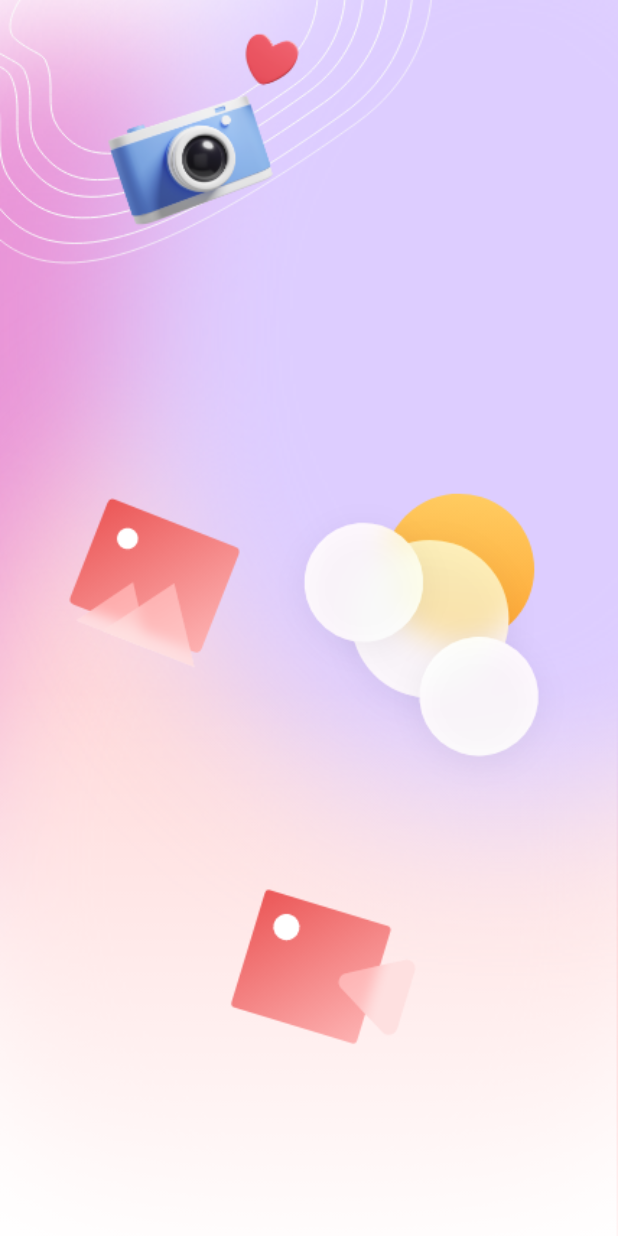
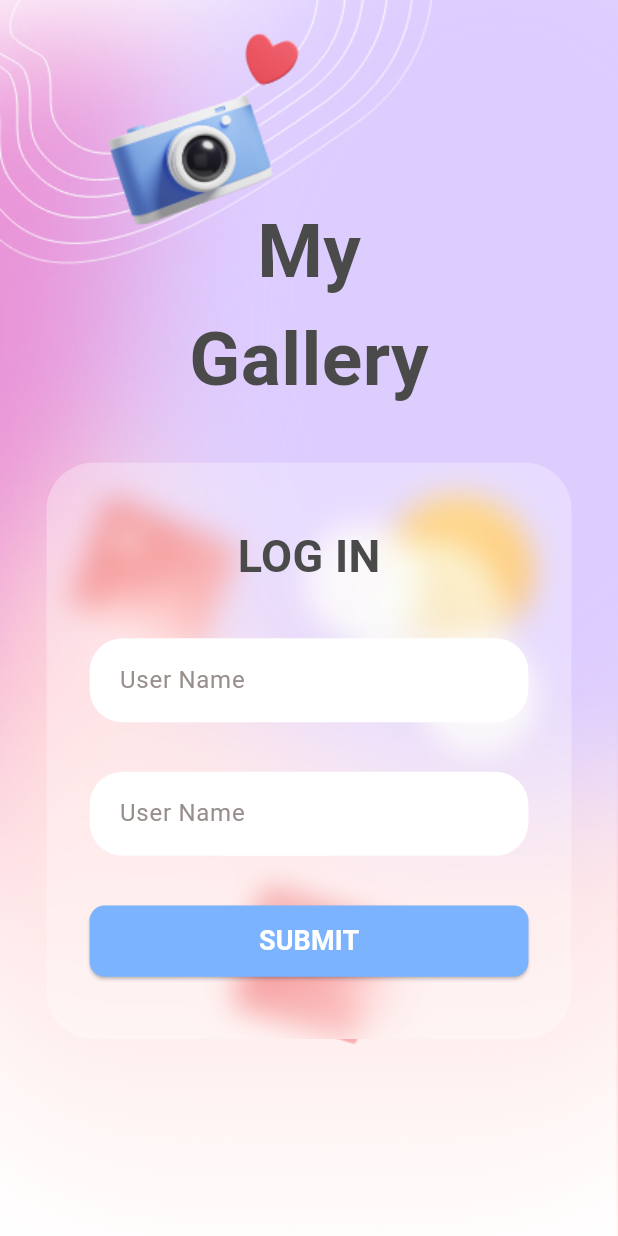
Before and after one commit to MoAce8/gallery, a Flutter app: the LoginScreen screen opened directly, on a phone screen of 412 x 824 dp. Run offline on Flutter 3.47's test engine with Material 3 defaults, Android fonts, the phone set to English and light mode, and no system bars; drawn by our look-alikes of blurrycontainer.

Commit message:
Create login screen

```diff
--- /dev/null
+++ b/lib/helper/colors.dart
@@ -0,0 +1,7 @@
+import 'dart:ui';
+
+class AppColors{
+  static const textGrey = Color(0xff4A4A4A);
+  static const hintGrey = Color(0xff988F8C);
+  static const lightBlue = Color(0xff7BB3FF);
+}
--- /dev/null
+++ b/lib/helper/constants.dart
@@ -0,0 +1,11 @@
+import 'package:flutter/material.dart';
+
+double screenWidth(context) {
+  return MediaQuery.of(context).size.width;
+}
+
+///////////////////////////////////////////////////////////
+
+double screenHeight(context) {
+  return MediaQuery.of(context).size.height;
+}
--- a/lib/main.dart
+++ b/lib/main.dart
@@ -1,4 +1,5 @@
 import 'package:flutter/material.dart';
+import 'package:gallery/presentation/screens/login/login_screen.dart';
 
 void main() {
   runApp(const MyApp());
@@ -11,115 +12,13 @@ class MyApp extends StatelessWidget {
   @override
   Widget build(BuildContext context) {
     return MaterialApp(
-      title: 'Flutter Demo',
+      title: 'Gallery',
+      debugShowCheckedModeBanner: false,
       theme: ThemeData(
-        // This is the theme of your application.
-        //
-        // TRY THIS: Try running your application with "flutter run". You'll see
-        // the application has a blue toolbar. Then, without quitting the app,
-        // try changing the seedColor in the colorScheme below to Colors.green
-        // and then invoke "hot reload" (save your changes or press the "hot
-        // reload" button in a Flutter-supported IDE, or press "r" if you used
-        // the command line to start the app).
-        //
-        // Notice that the counter didn't reset back to zero; the application
-        // state is not lost during the reload. To reset the state, use hot
-        // restart instead.
-        //
-        // This works for code too, not just values: Most code changes can be
-        // tested with just a hot reload.
         colorScheme: ColorScheme.fromSeed(seedColor: Colors.deepPurple),
         useMaterial3: true,
       ),
-      home: const MyHomePage(title: 'Flutter Demo Home Page'),
+      home: const LoginScreen(),
     );
   }
 }
-
-class MyHomePage extends StatefulWidget {
-  const MyHomePage({super.key, required this.title});
-
-  // This widget is the home page of your application. It is stateful, meaning
-  // that it has a State object (defined below) that contains fields that affect
-  // how it looks.
-
-  // This class is the configuration for the state. It holds the values (in this
-  // case the title) provided by the parent (in this case the App widget) and
-  // used by the build method of the State. Fields in a Widget subclass are
-  // always marked "final".
-
-  final String title;
-
-  @override
-  State<MyHomePage> createState() => _MyHomePageState();
-}
-
-class _MyHomePageState extends State<MyHomePage> {
-  int _counter = 0;
-
-  void _incrementCounter() {
-    setState(() {
-      // This call to setState tells the Flutter framework that something has
-      // changed in this State, which causes it to rerun the build method below
-      // so that the display can reflect the updated values. If we changed
-      // _counter without calling setState(), then the build method would not be
-      // called again, and so nothing would appear to happen.
-      _counter++;
-    });
-  }
-
-  @override
-  Widget build(BuildContext context) {
-    // This method is rerun every time setState is called, for instance as done
-    // by the _incrementCounter method above.
-    //
-    // The Flutter framework has been optimized to make rerunning build methods
-    // fast, so that you can just rebuild anything that needs updating rather
-    // than having to individually change instances of widgets.
-    return Scaffold(
-      appBar: AppBar(
-        // TRY THIS: Try changing the color here to a specific color (to
-        // Colors.amber, perhaps?) and trigger a hot reload to see the AppBar
-        // change color while the other colors stay the same.
-        backgroundColor: Theme.of(context).colorScheme.inversePrimary,
-        // Here we take the value from the MyHomePage object that was created by
-        // the App.build method, and use it to set our appbar title.
-        title: Text(widget.title),
-      ),
-      body: Center(
-        // Center is a layout widget. It takes a single child and positions it
-        // in the middle of the parent.
-        child: Column(
-          // Column is also a layout widget. It takes a list of children and
-          // arranges them vertically. By default, it sizes itself to fit its
-          // children horizontally, and tries to be as tall as its parent.
-          //
-          // Column has various properties to control how it sizes itself and
-          // how it positions its children. Here we use mainAxisAlignment to
-          // center the children vertically; the main axis here is the vertical
-          // axis because Columns are vertical (the cross axis would be
-          // horizontal).
-          //
-          // TRY THIS: Invoke "debug painting" (choose the "Toggle Debug Paint"
-          // action in the IDE, or press "p" in the console), to see the
-          // wireframe for each widget.
-          mainAxisAlignment: MainAxisAlignment.center,
-          children: <Widget>[
-            const Text(
-              'You have pushed the button this many times:',
-            ),
-            Text(
-              '$_counter',
-              style: Theme.of(context).textTheme.headlineMedium,
-            ),
-          ],
-        ),
-      ),
-      floatingActionButton: FloatingActionButton(
-        onPressed: _incrementCounter,
-        tooltip: 'Increment',
-        child: const Icon(Icons.add),
-      ), // This trailing comma makes auto-formatting nicer for build methods.
-    );
-  }
-}
--- /dev/null
+++ b/lib/presentation/screens/gallery/gallery_screen.dart
@@ -0,0 +1,10 @@
+import 'package:flutter/material.dart';
+
+class GalleryScreen extends StatelessWidget {
+  const GalleryScreen({Key? key}) : super(key: key);
+
+  @override
+  Widget build(BuildContext context) {
+    return const Placeholder();
+  }
+}
--- a/lib/presentation/screens/login/login_screen.dart
+++ b/lib/presentation/screens/login/login_screen.dart
@@ -1,4 +1,7 @@
 import 'package:flutter/material.dart';
+import 'package:gallery/helper/colors.dart';
+import 'package:gallery/helper/constants.dart';
+import 'package:gallery/presentation/screens/login/widgets/login_form.dart';
 
 class LoginScreen extends StatefulWidget {
   const LoginScreen({Key? key}) : super(key: key);
@@ -15,13 +18,33 @@ class _LoginScreenState extends State<LoginScreen> {
         width: double.infinity,
         decoration: const BoxDecoration(
           image: DecorationImage(
-            image: AssetImage('assets/images/login.png'),
-            fit: BoxFit.cover
+              image: AssetImage('assets/images/login.png'), fit: BoxFit.cover),
+        ),
+        child: Center(
+          child: SingleChildScrollView(
+            child: Column(
+              children: [
+                const Text(
+                  'My',
+                  style: TextStyle(
+                      color: AppColors.textGrey,
+                      fontSize: 50,
+                      fontWeight: FontWeight.bold),
+                ),
+                const Text(
+                  'Gallery',
+                  style: TextStyle(
+                      color: AppColors.textGrey,
+                      fontSize: 50,
+                      fontWeight: FontWeight.bold),
+                ),
+                SizedBox(
+                  height: screenHeight(context) * .04,
+                ),
+                const LoginForm(),
+              ],
+            ),
           ),
-        ),
-        child: Column(
-          children: [
-          ],
         ),
       ),
     );
--- /dev/null
+++ b/lib/presentation/screens/login/widgets/login_form.dart
@@ -0,0 +1,61 @@
+import 'package:flutter/material.dart';
+import 'package:blurrycontainer/blurrycontainer.dart';
+import 'package:gallery/helper/colors.dart';
+import 'package:gallery/helper/constants.dart';
+import 'package:gallery/presentation/screens/gallery/gallery_screen.dart';
+import 'package:gallery/presentation/widgets/app_button.dart';
+import 'package:gallery/presentation/widgets/custom_text_form_field.dart';
+
+class LoginForm extends StatefulWidget {
+  const LoginForm({Key? key}) : super(key: key);
+
+  @override
+  State<LoginForm> createState() => _LoginFormState();
+}
+
+class _LoginFormState extends State<LoginForm> {
+  @override
+  Widget build(BuildContext context) {
+    return BlurryContainer(
+      padding: EdgeInsets.symmetric(
+          horizontal: screenWidth(context) * .07,
+          vertical: screenHeight(context) * .05),
+      width: screenWidth(context) * .85,
+      // height: screenHeight(context)*.4,
+      color: Colors.white.withOpacity(.3),
+      blur: 10,
+      borderRadius: BorderRadius.circular(32),
+      child: Column(
+        children: [
+          const Text(
+            'LOG IN',
+            style: TextStyle(
+                color: AppColors.textGrey,
+                fontSize: 30,
+                fontWeight: FontWeight.bold),
+          ),
+          SizedBox(
+            height: screenHeight(context) * .04,
+          ),
+          const AppTextFormField(label: 'User Name'),
+          SizedBox(
+            height: screenHeight(context) * .04,
+          ),
+          const AppTextFormField(label: 'User Name'),
+          SizedBox(
+            height: screenHeight(context) * .04,
+          ),
+          AppButton(
+              text: 'SUBMIT',
+              function: () {
+                Navigator.push(
+                    context,
+                    MaterialPageRoute(
+                      builder: (context) => const GalleryScreen(),
+                    ));
+              }),
+        ],
+      ),
+    );
+  }
+}
--- /dev/null
+++ b/lib/presentation/widgets/app_button.dart
@@ -0,0 +1,44 @@
+import 'package:flutter/material.dart';
+import 'package:gallery/helper/colors.dart';
+import 'package:gallery/helper/constants.dart';
+
+class AppButton extends StatelessWidget {
+  const AppButton({
+    super.key,
+    this.background = AppColors.lightBlue,
+    this.isUperCase = false,
+    required this.text,
+    required this.function,
+  });
+
+  final Color background;
+  final bool isUperCase;
+  final String text;
+  final VoidCallback function;
+
+  @override
+  Widget build(BuildContext context) {
+    return Center(
+      child: ElevatedButton(
+        style: ElevatedButton.styleFrom(
+          backgroundColor: background,
+          padding: EdgeInsets.all(screenHeight(context)*.013),
+          shape: RoundedRectangleBorder(
+            borderRadius: BorderRadius.circular(10),
+          ),
+        ),
+        onPressed: function,
+        child: Center(
+          child: Text(
+            isUperCase ? text.toUpperCase() : text,
+            style: const TextStyle(
+              color: Colors.white,
+              fontSize: 18,
+              fontWeight: FontWeight.bold
+            ),
+          ),
+        ),
+      ),
+    );
+  }
+}
--- /dev/null
+++ b/lib/presentation/widgets/custom_text_form_field.dart
@@ -0,0 +1,72 @@
+import 'package:flutter/material.dart';
+import 'package:flutter/services.dart';
+import 'package:gallery/helper/colors.dart';
+import 'package:gallery/helper/constants.dart';
+
+class AppTextFormField extends StatelessWidget {
+  const AppTextFormField({
+    Key? key,
+    required this.label,
+    this.controller,
+    this.suffix,
+    this.obscure = false,
+    this.keyboard,
+    this.validator,
+    this.inputFormatters,
+    this.denySpaces = false,
+    this.onChanged,
+    this.maxLines=1,
+    this.prefix,
+  }) : super(key: key);
+
+  final String label;
+  final TextEditingController? controller;
+  final Function(String? s)? onChanged;
+  final Widget? suffix;
+  final Widget? prefix;
+  final bool obscure;
+  final TextInputType? keyboard;
+  final List<TextInputFormatter>? inputFormatters;
+  final bool denySpaces;
+  final String? Function(String? st)? validator;
+  final int maxLines;
+
+  @override
+  Widget build(BuildContext context) {
+    return TextFormField(
+      inputFormatters: inputFormatters ?? [],
+      controller: controller,
+      obscureText: obscure,
+      keyboardType: keyboard,
+      onChanged: onChanged,
+      maxLines: maxLines,
+      style: const TextStyle(fontSize: 16),
+      decoration: InputDecoration(
+          hintText: label,
+          hintStyle: const TextStyle(color: AppColors.hintGrey),
+          fillColor: Colors.white,
+          filled: true,
+          focusedErrorBorder: const OutlineInputBorder(
+              borderSide: BorderSide(color: Colors.white)),
+          contentPadding: const EdgeInsets.all(16),
+          border: OutlineInputBorder(
+            borderRadius: BorderRadius.circular(22),
+            borderSide: BorderSide.none
+          ),
+          prefixIcon: prefix,
+          suffixIcon: suffix,
+          suffixIconColor: Colors.white,
+          suffixIconConstraints:
+              BoxConstraints(maxHeight: screenHeight(context) * 0.04)),
+      validator: (value) {
+        value ?? '';
+        if (value!.isEmpty) {
+          return 'field required';
+        }
+        return null;
+      },
+    );
+  }
+
+
+}
--- a/pubspec.yaml
+++ b/pubspec.yaml
@@ -36,6 +36,7 @@ dependencies:
   # Use with the CupertinoIcons class for iOS style icons.
   cupertino_icons: ^1.0.2
   http: ^1.1.0
+  blurrycontainer: ^1.0.2
 
 dev_dependencies:
   flutter_test:
```
Also changed, not shown: pubspec.lock.
